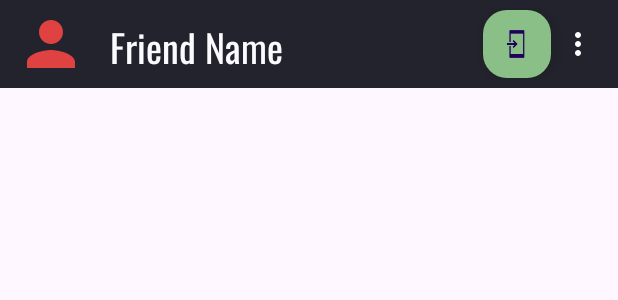
After one commit to L33tl/FriendView, an Android app: the layout friend_item.xml on its own in the app's theme, with its tools: preview values and no code run, on a phone screen of 412 x 824 dp. The commit adds this screen. Shown: the top 300 px of the screen. Run offline under Robolectric (Android 15) with nearby library versions, the phone set to English and light mode, and no system bars.

Commit message:
started friends logic developing

```diff
--- a/app/src/main/java/ru/l33t/friendview/activities/RegisterActivity.kt
+++ b/app/src/main/java/ru/l33t/friendview/activities/RegisterActivity.kt
@@ -1,9 +1,7 @@
 package ru.l33t.friendview.activities
 
-import android.content.ContentValues.TAG
 import androidx.appcompat.app.AppCompatActivity
 import android.os.Bundle
-import android.util.Log
 import ru.l33t.friendview.databinding.ActivityRegisterBinding
 import ru.l33t.friendview.fragments.EnterPhoneNumberFragment
 import ru.l33t.friendview.utils.AUTH
@@ -26,9 +24,9 @@ class RegisterActivity : AppCompatActivity() {
         super.onStart()
 
         if (AUTH.currentUser == null) {
-            Log.w(TAG, "1212onStartREG: ")
             replaceFragment(EnterPhoneNumberFragment(), false)
-        } else
+        } else {
             replaceActivity(MainActivity())
+        }
     }
 }
--- a/app/src/main/java/ru/l33t/friendview/utils/MyPagerAdapter.kt
+++ b/app/src/main/java/ru/l33t/friendview/utils/AppPagerAdapter.kt
@@ -8,7 +8,7 @@ import ru.l33t.friendview.fragments.GalleryFragment
 import ru.l33t.friendview.fragments.PhotoFragment
 import ru.l33t.friendview.fragments.ProfileFragment
 
-class MyPagerAdapter(fragmentActivity: FragmentActivity) : FragmentStateAdapter(fragmentActivity) {
+class AppPagerAdapter(fragmentActivity: FragmentActivity) : FragmentStateAdapter(fragmentActivity) {
 
     private val fragments =
         arrayOf(FriendsFragment(), PhotoFragment(), GalleryFragment(), ProfileFragment())
--- a/app/src/main/java/ru/l33t/friendview/utils/AppValueEventListener.kt
+++ b/app/src/main/java/ru/l33t/friendview/utils/AppValueEventListener.kt
@@ -1,5 +1,7 @@
 package ru.l33t.friendview.utils
 
+import android.content.ContentValues.TAG
+import android.util.Log
 import com.google.firebase.database.DataSnapshot
 import com.google.firebase.database.DatabaseError
 import com.google.firebase.database.ValueEventListener
@@ -10,6 +12,7 @@ class AppValueEventListener(val onSuccess: (DataSnapshot) -> Unit) : ValueEventL
     }
 
     override fun onCancelled(error: DatabaseError) {
-        TODO("Not yet implemented")
+//        TODO("Not yet implemented")
+        Log.w(TAG, "121212onCancelled: ", )
     }
 }
--- /dev/null
+++ b/app/src/main/res/drawable/ic_more.xml
@@ -0,0 +1,5 @@
+<vector android:height="24dp" android:tint="#FFFFFF"
+    android:viewportHeight="24" android:viewportWidth="24"
+    android:width="24dp" xmlns:android="http://schemas.android.com/apk/res/android">
+    <path android:fillColor="@android:color/white" android:pathData="M12,8c1.1,0 2,-0.9 2,-2s-0.9,-2 -2,-2 -2,0.9 -2,2 0.9,2 2,2zM12,10c-1.1,0 -2,0.9 -2,2s0.9,2 2,2 2,-0.9 2,-2 -0.9,-2 -2,-2zM12,16c-1.1,0 -2,0.9 -2,2s0.9,2 2,2 2,-0.9 2,-2 -0.9,-2 -2,-2z"/>
+</vector>
--- /dev/null
+++ b/app/src/main/res/drawable/ic_person_example.xml
@@ -0,0 +1,5 @@
+<vector android:height="48dp" android:tint="#E04141"
+    android:viewportHeight="24" android:viewportWidth="24"
+    android:width="48dp" xmlns:android="http://schemas.android.com/apk/res/android">
+    <path android:fillColor="@android:color/white" android:pathData="M12,12c2.21,0 4,-1.79 4,-4s-1.79,-4 -4,-4 -4,1.79 -4,4 1.79,4 4,4zM12,14c-2.67,0 -8,1.34 -8,4v2h16v-2c0,-2.66 -5.33,-4 -8,-4z"/>
+</vector>
--- /dev/null
+++ b/app/src/main/res/layout/friend_item.xml
@@ -0,0 +1,58 @@
+<?xml version="1.0" encoding="utf-8"?>
+<androidx.constraintlayout.widget.ConstraintLayout xmlns:android="http://schemas.android.com/apk/res/android"
+    xmlns:app="http://schemas.android.com/apk/res-auto"
+    android:layout_width="match_parent"
+    android:layout_height="wrap_content"
+    android:background="@color/grey"
+    android:paddingStart="10dp"
+    android:paddingTop="5dp"
+    android:paddingEnd="10dp"
+    android:paddingBottom="5dp">
+
+    <ImageView
+        android:id="@+id/friend_icon"
+        android:layout_width="wrap_content"
+        android:layout_height="match_parent"
+        android:src="@drawable/ic_person_example"
+        app:layout_constraintBottom_toBottomOf="parent"
+        app:layout_constraintStart_toStartOf="parent"
+        app:layout_constraintTop_toTopOf="parent"
+        android:contentDescription="@string/friend_icon" />
+
+    <TextView
+        android:id="@+id/friend_name"
+        style="@style/friend_item_text"
+        android:layout_width="wrap_content"
+        android:layout_height="wrap_content"
+        android:layout_marginStart="15dp"
+        android:text="@string/friend_name_example"
+        app:layout_constraintBottom_toBottomOf="parent"
+        app:layout_constraintStart_toEndOf="@id/friend_icon"
+        app:layout_constraintTop_toTopOf="parent" />
+
+    <com.google.android.material.floatingactionbutton.FloatingActionButton
+        android:id="@+id/friend_button_bother"
+        android:layout_width="wrap_content"
+        app:fabCustomSize="45dp"
+        android:layout_height="wrap_content"
+        android:backgroundTint="@color/green"
+        android:src="@drawable/common_full_open_on_phone"
+        app:layout_constraintBottom_toBottomOf="parent"
+        app:layout_constraintEnd_toEndOf="parent"
+        app:layout_constraintHorizontal_bias="0.8"
+        app:layout_constraintStart_toEndOf="@id/friend_name"
+        app:layout_constraintTop_toTopOf="parent"
+        android:contentDescription="@string/bother_the_friend" />
+
+    <ImageView
+        android:id="@+id/image_more"
+        android:layout_width="wrap_content"
+        android:layout_height="wrap_content"
+        android:src="@drawable/ic_more"
+        app:layout_constraintBottom_toBottomOf="parent"
+        app:layout_constraintEnd_toEndOf="parent"
+        app:layout_constraintStart_toEndOf="@id/friend_button_bother"
+        app:layout_constraintTop_toTopOf="parent"
+        android:contentDescription="@string/more" />
+
+</androidx.constraintlayout.widget.ConstraintLayout>
--- a/app/src/main/res/values/strings.xml
+++ b/app/src/main/res/values/strings.xml
@@ -8,4 +8,12 @@
     <string name="code_hint" translatable="false">- - - - - -</string>
     <string name="enter_code">Enter Verification Code</string>
     <string name="register_toast_enter_phone">Enter Phone Number</string>
+    <string name="friends"><u>Friends</u></string>
+    <string name="photo"><u>Photo</u></string>
+    <string name="gallery"><u>Gallery</u></string>
+    <string name="profile"><u>Profile</u></string>
+    <string name="friend_name_example" translatable="false">Friend Name</string>
+    <string name="friend_icon" translatable="false">Friend icon</string>
+    <string name="bother_the_friend" translatable="false">Bother the friend</string>
+    <string name="more" translatable="false">more</string>
 </resources>
--- /dev/null
+++ b/app/src/main/res/values/styles.xml
@@ -0,0 +1,15 @@
+<?xml version="1.0" encoding="utf-8"?>
+<resources>
+
+    <style name="heading_text">
+        <item name="android:fontFamily">@font/oswald</item>
+        <item name="android:textSize">40sp</item>
+        <item name="android:textColor">@color/white_text</item>
+    </style>
+
+    <style name="friend_item_text">
+        <item name="android:fontFamily">@font/oswald</item>
+        <item name="android:textSize">25sp</item>
+        <item name="android:textColor">@color/white_text</item>
+    </style>
+</resources>
```
Also changed, not shown: app/src/main/java/ru/l33t/friendview/activities/MainActivity.kt (+20 -23 lines), app/src/main/java/ru/l33t/friendview/fragments/EnterCodeFragment.kt (+9 -6 lines), app/src/main/java/ru/l33t/friendview/fragments/EnterPhoneNumberFragment.kt (+2 -9 lines), app/src/main/java/ru/l33t/friendview/fragments/FriendsFragment.kt (+35 -4 lines), app/src/main/java/ru/l33t/friendview/models/User.kt (+11 -3 lines), app/src/main/java/ru/l33t/friendview/utils/AppDatabase.kt (added, +62 -0 lines), app/src/main/java/ru/l33t/friendview/utils/AppRecyclerViewAdapter.kt (added, +33 -0 lines), app/src/main/java/ru/l33t/friendview/utils/firebaseHelper.kt (deleted, +0 -23 lines), app/src/main/res/layout/fragment_friends.xml (+28 -2 lines), 1 other file.
